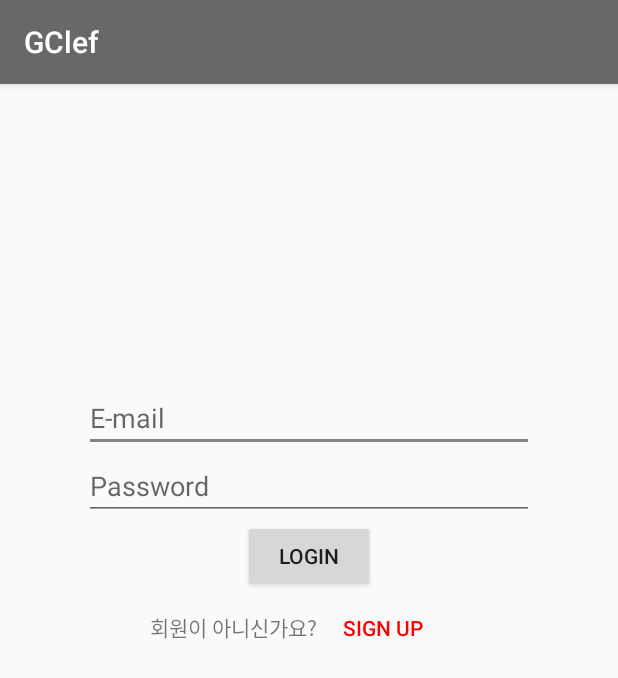
After one commit to MP-mobileProgramming/GClef, an Android app: the LoginActivity screen opened directly, with no data from a screen before it, on a phone screen of 412 x 824 dp. The commit adds this screen. Shown: the top 678 px of the screen. Run offline under Robolectric (Android 15) with nearby library versions, the phone set to English and light mode, and no system bars; our stand-ins replace Firebase (no records; nobody signed in at launch, a user with empty details on screens opened directly).

Commit message:
22.05.15

```diff
--- a/app/src/main/AndroidManifest.xml
+++ b/app/src/main/AndroidManifest.xml
@@ -9,7 +9,9 @@
         android:roundIcon="@mipmap/ic_launcher_round"
         android:supportsRtl="true"
         android:theme="@style/AppTheme">
-        <activity android:name=".CreatePostActivity"></activity>
+        <activity android:name=".SignUpActivity"></activity>
+        <activity android:name=".LoginActivity" />
+        <activity android:name=".CreatePostActivity" />
         <activity android:name=".MainActivity">
             <intent-filter>
                 <action android:name="android.intent.action.MAIN" />
--- /dev/null
+++ b/app/src/main/java/com/example/gclef/LoginActivity.kt
@@ -0,0 +1,43 @@
+package com.example.gclef
+
+import android.content.Intent
+import androidx.appcompat.app.AppCompatActivity
+import android.os.Bundle
+import android.widget.Toast
+import com.google.firebase.auth.FirebaseAuth
+import com.google.firebase.ktx.Firebase
+import kotlinx.android.synthetic.main.activity_login.*
+
+class LoginActivity : AppCompatActivity() {
+    // 전역으로 사용할 FirebaseAuth를 만들어 준다
+    private lateinit var auth : FirebaseAuth
+
+    override fun onCreate(savedInstanceState: Bundle?) {
+        super.onCreate(savedInstanceState)
+        setContentView(R.layout.activity_login)
+
+        auth = FirebaseAuth.getInstance()
+
+        loginButton.setOnClickListener {
+            val email = emailEditText.text.toString()
+            val password = passwordEditText.text.toString()
+
+            auth.signInWithEmailAndPassword(email, password)
+                .addOnCompleteListener { task ->
+                    if (task.isSuccessful) {
+                        Toast.makeText(this, "로그인 성공", Toast.LENGTH_SHORT).show()
+                        finish()
+                    } else {
+                        Toast.makeText(this, "아이디와 비밀번호를 확인 해주세요", Toast.LENGTH_SHORT).show()
+                    }
+                }
+
+        }
+
+        goToSignUpButton.setOnClickListener {
+            val signUpIntent = Intent(this, SignUpActivity::class.java)
+            startActivity(signUpIntent)
+        }
+    }
+
+}
--- /dev/null
+++ b/app/src/main/res/layout/activity_login.xml
@@ -0,0 +1,54 @@
+<?xml version="1.0" encoding="utf-8"?>
+<LinearLayout xmlns:android="http://schemas.android.com/apk/res/android"
+    xmlns:app="http://schemas.android.com/apk/res-auto"
+    xmlns:tools="http://schemas.android.com/tools"
+    android:layout_width="match_parent"
+    android:layout_height="match_parent"
+    tools:context=".LoginActivity"
+    android:orientation="vertical">
+
+    <ImageView
+        android:layout_width="200dp"
+        android:layout_height="200dp"
+        android:layout_gravity="center"/>
+
+    <EditText
+        android:id="@+id/emailEditText"
+        android:layout_width="300dp"
+        android:layout_height="wrap_content"
+        android:layout_gravity="center"
+        android:hint="E-mail"/>
+    <EditText
+        android:id="@+id/passwordEditText"
+        android:layout_width="300dp"
+        android:layout_height="wrap_content"
+        android:layout_gravity="center"
+        android:hint="Password"/>
+
+    <Button
+        android:id="@+id/loginButton"
+        android:layout_width="wrap_content"
+        android:layout_height="wrap_content"
+        android:layout_gravity="center"
+        android:text="LOGIN"/>
+
+    <LinearLayout
+        android:layout_width="match_parent"
+        android:layout_height="wrap_content"
+        android:orientation="horizontal">
+        <TextView
+            android:layout_width="wrap_content"
+            android:layout_height="wrap_content"
+            android:text="회원이 아니신가요?"
+            android:layout_marginLeft="100dp"/>
+        <Button
+            android:id="@+id/goToSignUpButton"
+            android:layout_width="wrap_content"
+            android:layout_height="wrap_content"
+            android:text="SIGN UP"
+            android:textColor="#FF0000"
+            android:background="@null"/>
+
+    </LinearLayout>
+
+</LinearLayout>
--- a/build.gradle
+++ b/build.gradle
@@ -4,6 +4,7 @@ buildscript {
     repositories {
         google()
         jcenter()
+        mavenCentral()
     }
     dependencies {
         classpath "com.android.tools.build:gradle:4.0.1"
```
Also changed, not shown: app/build.gradle (+7 -2 lines), app/src/main/java/com/example/gclef/MyPageFragment.kt (+11 -0 lines), app/src/main/java/com/example/gclef/SignUpActivity.kt (added, +38 -0 lines), app/src/main/res/layout/activity_sign_up.xml (added, +44 -0 lines), app/src/main/res/layout/fragment_mypage.xml (+13 -4 lines), gradle/wrapper/gradle-wrapper.properties.
